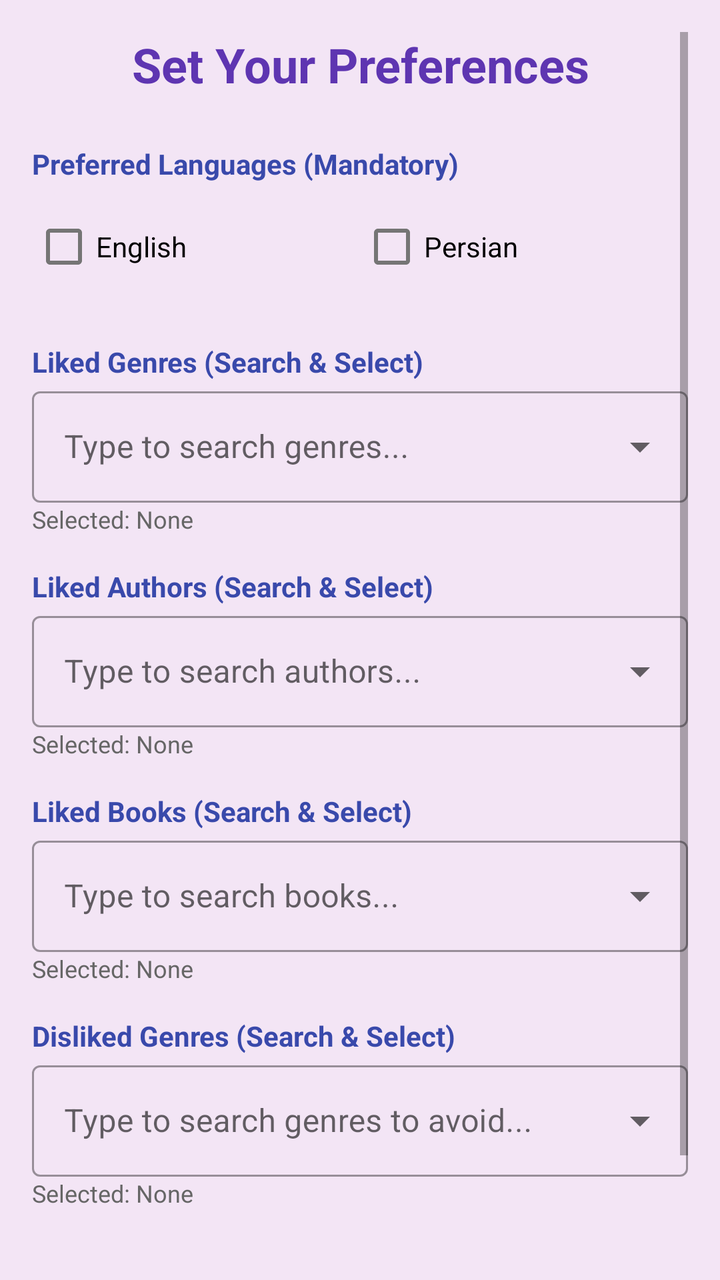
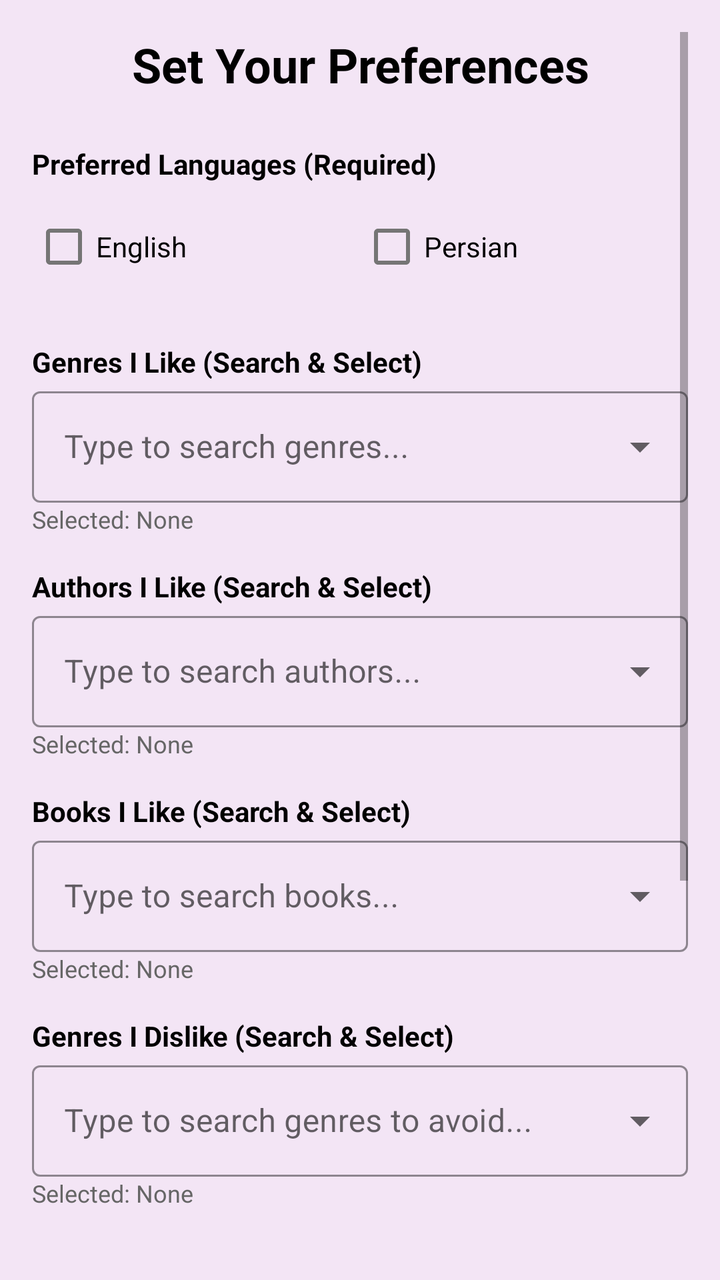

An Android layout rendered at two revisions. The XML below is the earlier revision; the diff shows what the commit changed to produce the second picture.
<!-- AndroidManifest.xml: application theme Theme.BookRecommender -->
<!-- res/layout/activity_preference.xml -->
<?xml version="1.0" encoding="utf-8"?>
<ScrollView xmlns:android="http://schemas.android.com/apk/res/android"
    android:layout_width="match_parent"
    android:layout_height="match_parent"
    android:background="@color/soft_purple"
    android:fillViewport="true"
    android:padding="16dp">

    <LinearLayout
        android:layout_width="match_parent"
        android:layout_height="wrap_content"
        android:orientation="vertical">

        <TextView
            android:layout_width="match_parent"
            android:layout_height="wrap_content"
            android:text="Set Your Preferences"
            android:textSize="24sp"
            android:textStyle="bold"
            android:textColor="@color/primary_purple"
            android:gravity="center"
            android:layout_marginBottom="24dp" />

        
        <TextView
            android:layout_width="wrap_content"
            android:layout_height="wrap_content"
            android:text="Preferred Languages (Mandatory)"
            android:textStyle="bold"
            android:textColor="@color/primary_blue"
            android:layout_marginBottom="8dp"/>

        <LinearLayout
            android:layout_width="match_parent"
            android:layout_height="wrap_content"
            android:orientation="horizontal"
            android:layout_marginBottom="16dp">
            <CheckBox
                android:id="@+id/chkEn"
                android:layout_width="0dp"
                android:layout_weight="1"
                android:layout_height="wrap_content"
                android:text="English" />
            <CheckBox
                android:id="@+id/chkFa"
                android:layout_width="0dp"
                android:layout_weight="1"
                android:layout_height="wrap_content"
                android:text="Persian" />
        </LinearLayout>

        
        <TextView
            android:layout_width="wrap_content"
            android:layout_height="wrap_content"
            android:text="Liked Genres (Search &amp; Select)"
            android:textStyle="bold"
            android:textColor="@color/primary_blue"
            android:layout_marginTop="8dp"/>

        <com.google.android.material.textfield.TextInputLayout
            style="@style/Widget.MaterialComponents.TextInputLayout.OutlinedBox.ExposedDropdownMenu"
            android:layout_width="match_parent"
            android:layout_height="wrap_content"
            android:hint="Type to search genres...">
            <AutoCompleteTextView
                android:id="@+id/actvLikedGenres"
                android:layout_width="match_parent"
                android:layout_height="wrap_content"
                android:inputType="text" />
        </com.google.android.material.textfield.TextInputLayout>
        <TextView
            android:id="@+id/tvSelectedLikedGenres"
            android:layout_width="match_parent"
            android:layout_height="wrap_content"
            android:text="Selected: None"
            android:textSize="12sp"
            android:textColor="@color/gray_text"
            android:layout_marginBottom="16dp"/>

        
        <TextView
            android:layout_width="wrap_content"
            android:layout_height="wrap_content"
            android:text="Liked Authors (Search &amp; Select)"
            android:textStyle="bold"
            android:textColor="@color/primary_blue"/>

        <com.google.android.material.textfield.TextInputLayout
            style="@style/Widget.MaterialComponents.TextInputLayout.OutlinedBox.ExposedDropdownMenu"
            android:layout_width="match_parent"
            android:layout_height="wrap_content"
            android:hint="Type to search authors...">
            <AutoCompleteTextView
                android:id="@+id/actvLikedAuthors"
                android:layout_width="match_parent"
                android:layout_height="wrap_content"
                android:inputType="text" />
        </com.google.android.material.textfield.TextInputLayout>
        <TextView
            android:id="@+id/tvSelectedLikedAuthors"
            android:layout_width="match_parent"
            android:layout_height="wrap_content"
            android:text="Selected: None"
            android:textSize="12sp"
            android:textColor="@color/gray_text"
            android:layout_marginBottom="16dp"/>

        
        <TextView
            android:layout_width="wrap_content"
            android:layout_height="wrap_content"
            android:text="Liked Books (Search &amp; Select)"
            android:textStyle="bold"
            android:textColor="@color/primary_blue"/>

        <com.google.android.material.textfield.TextInputLayout
            style="@style/Widget.MaterialComponents.TextInputLayout.OutlinedBox.ExposedDropdownMenu"
            android:layout_width="match_parent"
            android:layout_height="wrap_content"
            android:hint="Type to search books...">
            <AutoCompleteTextView
                android:id="@+id/actvLikedBooks"
                android:layout_width="match_parent"
                android:layout_height="wrap_content"
                android:inputType="text" />
        </com.google.android.material.textfield.TextInputLayout>
        <TextView
            android:id="@+id/tvSelectedLikedBooks"
            android:layout_width="match_parent"
            android:layout_height="wrap_content"
            android:text="Selected: None"
            android:textSize="12sp"
            android:textColor="@color/gray_text"
            android:layout_marginBottom="16dp"/>

        
        <TextView
            android:layout_width="wrap_content"
            android:layout_height="wrap_content"
            android:text="Disliked Genres (Search &amp; Select)"
            android:textStyle="bold"
            android:textColor="@color/primary_blue"/>

        <com.google.android.material.textfield.TextInputLayout
            style="@style/Widget.MaterialComponents.TextInputLayout.OutlinedBox.ExposedDropdownMenu"
            android:layout_width="match_parent"
            android:layout_height="wrap_content"
            android:hint="Type to search genres to avoid...">
            <AutoCompleteTextView
                android:id="@+id/actvDislikedGenres"
                android:layout_width="match_parent"
                android:layout_height="wrap_content"
                android:inputType="text" />
        </com.google.android.material.textfield.TextInputLayout>
        <TextView
            android:id="@+id/tvSelectedDislikedGenres"
            android:layout_width="match_parent"
            android:layout_height="wrap_content"
            android:text="Selected: None"
            android:textSize="12sp"
            android:textColor="@color/gray_text"
            android:layout_marginBottom="16dp"/>

        
        <Button
            android:id="@+id/btnSaveAndRecommend"
            android:layout_width="match_parent"
            android:layout_height="wrap_content"
            android:text="Save &amp; Get Recommendations"
            android:backgroundTint="@color/primary_purple"
            android:textColor="@color/white"
            android:layout_marginTop="24dp" />

        <ProgressBar
            android:id="@+id/progressBar"
            android:layout_width="wrap_content"
            android:layout_height="wrap_content"
            android:layout_gravity="center"
            android:visibility="gone"
            android:indeterminateTint="@color/primary_purple"
            android:layout_marginTop="16dp" />

    </LinearLayout>
</ScrollView>
<!-- resources referenced by this layout -->
<resources>
  <color name="gray_text">#666666</color>
  <color name="primary_blue">#3949AB</color>
  <color name="primary_purple">#5E35B1</color>
  <color name="soft_purple">#F3E5F5</color>
  <color name="white">#FFFFFFFF</color>
  <style name="Theme.BookRecommender" parent="Theme.MaterialComponents.DayNight.NoActionBar">
          
          <item name="colorPrimary">@color/primary_purple</item>
          <item name="colorPrimaryVariant">@color/primary_blue</item>
          <item name="colorOnPrimary">@color/white</item>
          
          <item name="colorSecondary">@color/primary_blue</item>
          <item name="colorSecondaryVariant">@color/primary_purple</item>
          <item name="colorOnSecondary">@color/white</item>
          
          <item name="android:statusBarColor" tools:targetApi="l">@color/primary_purple</item>
          
      </style>
</resources>

<!-- the commit's change to res/layout/activity_preference.xml (unified diff, before → after) -->
@@ -1,5 +1,6 @@
 <?xml version="1.0" encoding="utf-8"?>
 <ScrollView xmlns:android="http://schemas.android.com/apk/res/android"
+    xmlns:app="http://schemas.android.com/apk/res-auto"
     android:layout_width="match_parent"
     android:layout_height="match_parent"
     android:background="@color/soft_purple"
@@ -17,7 +18,7 @@
             android:text="Set Your Preferences"
             android:textSize="24sp"
             android:textStyle="bold"
-            android:textColor="@color/primary_purple"
+            android:textColor="@color/black"
             android:gravity="center"
             android:layout_marginBottom="24dp" />
 
@@ -25,9 +26,9 @@
         <TextView
             android:layout_width="wrap_content"
             android:layout_height="wrap_content"
-            android:text="Preferred Languages (Mandatory)"
-            android:textStyle="bold"
-            android:textColor="@color/primary_blue"
+            android:text="Preferred Languages (Required)"
+            android:textStyle="bold"
+            android:textColor="@color/black"
             android:layout_marginBottom="8dp"/>
 
         <LinearLayout
@@ -40,34 +41,39 @@
                 android:layout_width="0dp"
                 android:layout_weight="1"
                 android:layout_height="wrap_content"
-                android:text="English" />
+                android:text="English"
+                android:textColor="@color/black"/>
             <CheckBox
                 android:id="@+id/chkFa"
                 android:layout_width="0dp"
                 android:layout_weight="1"
                 android:layout_height="wrap_content"
-                android:text="Persian" />
+                android:text="Persian"
+                android:textColor="@color/black" />
         </LinearLayout>
 
         
         <TextView
             android:layout_width="wrap_content"
             android:layout_height="wrap_content"
-            android:text="Liked Genres (Search &amp; Select)"
-            android:textStyle="bold"
-            android:textColor="@color/primary_blue"
+            android:text="Genres I Like (Search &amp; Select)"
+            android:textStyle="bold"
+            android:textColor="@color/black"
             android:layout_marginTop="8dp"/>
 
         <com.google.android.material.textfield.TextInputLayout
             style="@style/Widget.MaterialComponents.TextInputLayout.OutlinedBox.ExposedDropdownMenu"
             android:layout_width="match_parent"
             android:layout_height="wrap_content"
-            android:hint="Type to search genres...">
+            android:hint="Type to search genres..."
+            app:boxStrokeColor="@color/primary_purple"
+            app:hintTextColor="@color/primary_purple">
             <AutoCompleteTextView
                 android:id="@+id/actvLikedGenres"
                 android:layout_width="match_parent"
                 android:layout_height="wrap_content"
-                android:inputType="text" />
+                android:inputType="text"
+                android:textColor="@color/black" />
         </com.google.android.material.textfield.TextInputLayout>
         <TextView
             android:id="@+id/tvSelectedLikedGenres"
@@ -82,20 +88,23 @@
         <TextView
             android:layout_width="wrap_content"
             android:layout_height="wrap_content"
-            android:text="Liked Authors (Search &amp; Select)"
-            android:textStyle="bold"
-            android:textColor="@color/primary_blue"/>
-
-        <com.google.android.material.textfield.TextInputLayout
-            style="@style/Widget.MaterialComponents.TextInputLayout.OutlinedBox.ExposedDropdownMenu"
-            android:layout_width="match_parent"
-            android:layout_height="wrap_content"
-            android:hint="Type to search authors...">
+            android:text="Authors I Like (Search &amp; Select)"
+            android:textStyle="bold"
+            android:textColor="@color/black"/>
+
+        <com.google.android.material.textfield.TextInputLayout
+            style="@style/Widget.MaterialComponents.TextInputLayout.OutlinedBox.ExposedDropdownMenu"
+            android:layout_width="match_parent"
+            android:layout_height="wrap_content"
+            android:hint="Type to search authors..."
+            app:boxStrokeColor="@color/primary_purple"
+            app:hintTextColor="@color/primary_purple">
             <AutoCompleteTextView
                 android:id="@+id/actvLikedAuthors"
                 android:layout_width="match_parent"
                 android:layout_height="wrap_content"
-                android:inputType="text" />
+                android:inputType="text"
+                android:textColor="@color/black" />
         </com.google.android.material.textfield.TextInputLayout>
         <TextView
             android:id="@+id/tvSelectedLikedAuthors"
@@ -110,20 +119,23 @@
         <TextView
             android:layout_width="wrap_content"
             android:layout_height="wrap_content"
-            android:text="Liked Books (Search &amp; Select)"
-            android:textStyle="bold"
-            android:textColor="@color/primary_blue"/>
-
-        <com.google.android.material.textfield.TextInputLayout
-            style="@style/Widget.MaterialComponents.TextInputLayout.OutlinedBox.ExposedDropdownMenu"
-            android:layout_width="match_parent"
-            android:layout_height="wrap_content"
-            android:hint="Type to search books...">
+            android:text="Books I Like (Search &amp; Select)"
+            android:textStyle="bold"
+            android:textColor="@color/black"/>
+
+        <com.google.android.material.textfield.TextInputLayout
+            style="@style/Widget.MaterialComponents.TextInputLayout.OutlinedBox.ExposedDropdownMenu"
+            android:layout_width="match_parent"
+            android:layout_height="wrap_content"
+            android:hint="Type to search books..."
+            app:boxStrokeColor="@color/primary_purple"
+            app:hintTextColor="@color/primary_purple">
             <AutoCompleteTextView
                 android:id="@+id/actvLikedBooks"
                 android:layout_width="match_parent"
                 android:layout_height="wrap_content"
-                android:inputType="text" />
+                android:inputType="text"
+                android:textColor="@color/black" />
         </com.google.android.material.textfield.TextInputLayout>
         <TextView
             android:id="@+id/tvSelectedLikedBooks"
@@ -138,23 +150,88 @@
         <TextView
             android:layout_width="wrap_content"
             android:layout_height="wrap_content"
-            android:text="Disliked Genres (Search &amp; Select)"
-            android:textStyle="bold"
-            android:textColor="@color/primary_blue"/>
-
-        <com.google.android.material.textfield.TextInputLayout
-            style="@style/Widget.MaterialComponents.TextInputLayout.OutlinedBox.ExposedDropdownMenu"
-            android:layout_width="match_parent"
-            android:layout_height="wrap_content"
-            android:hint="Type to search genres to avoid...">
+            android:text="Genres I Dislike (Search &amp; Select)"
+            android:textStyle="bold"
+            android:textColor="@color/black"/>
+
+        <com.google.android.material.textfield.TextInputLayout
+            style="@style/Widget.MaterialComponents.TextInputLayout.OutlinedBox.ExposedDropdownMenu"
+            android:layout_width="match_parent"
+            android:layout_height="wrap_content"
+            android:hint="Type to search genres to avoid..."
+            app:boxStrokeColor="#F44336"
+            app:hintTextColor="#F44336">
             <AutoCompleteTextView
                 android:id="@+id/actvDislikedGenres"
                 android:layout_width="match_parent"
                 android:layout_height="wrap_content"
-                android:inputType="text" />
+                android:inputType="text"
+                android:textColor="@color/black" />
         </com.google.android.material.textfield.TextInputLayout>
         <TextView
             android:id="@+id/tvSelectedDislikedGenres"
+            android:layout_width="match_parent"
+            android:layout_height="wrap_content"
+            android:text="Selected: None"
+            android:textSize="12sp"
+            android:textColor="@color/gray_text"
+            android:layout_marginBottom="16dp"/>
+
+        
+        <TextView
+            android:layout_width="wrap_content"
+            android:layout_height="wrap_content"
+            android:text="Authors I Dislike (Search &amp; Select)"
+            android:textStyle="bold"
+            android:textColor="@color/black"/>
+
+        <com.google.android.material.textfield.TextInputLayout
+            style="@style/Widget.MaterialComponents.TextInputLayout.OutlinedBox.ExposedDropdownMenu"
+            android:layout_width="match_parent"
+            android:layout_height="wrap_content"
+            android:hint="Type to search authors to avoid..."
+            app:boxStrokeColor="#F44336"
+            app:hintTextColor="#F44336">
+            <AutoCompleteTextView
+                android:id="@+id/actvDislikedAuthors"
+                android:layout_width="match_parent"
+                android:layout_height="wrap_content"
+                android:inputType="text"
+                android:textColor="@color/black" />
+        </com.google.android.material.textfield.TextInputLayout>
+        <TextView
+            android:id="@+id/tvSelectedDislikedAuthors"
+            android:layout_width="match_parent"
+            android:layout_height="wrap_content"
+            android:text="Selected: None"
+            android:textSize="12sp"
+            android:textColor="@color/gray_text"
+            android:layout_marginBottom="16dp"/>
+
+        
+        <TextView
+            android:layout_width="wrap_content"
+            android:layout_height="wrap_content"
+            android:text="Books I Dislike (Search &amp; Select)"
+            android:textStyle="bold"
+            android:textColor="@color/black"/>
+
+        <com.google.android.material.textfield.TextInputLayout
+            style="@style/Widget.MaterialComponents.TextInputLayout.OutlinedBox.ExposedDropdownMenu"
+            android:layout_width="match_parent"
+            android:layout_height="wrap_content"
+            android:hint="Type to search books to avoid..."
+            app:boxStrokeColor="#F44336"
+            app:hintTextColor="#F44336">
+            <AutoCompleteTextView
+                android:id="@+id/actvDislikedBooks"
+                android:layout_width="match_parent"
+                android:layout_height="wrap_content"
+                android:inputType="text"
+                android:textColor="@color/black" />
+        </com.google.android.material.textfield.TextInputLayout>
+        <TextView
+            android:id="@+id/tvSelectedDislikedBooks"
             android:layout_width="match_parent"
             android:layout_height="wrap_content"
             android:text="Selected: None"
@@ -169,7 +246,7 @@
             android:layout_height="wrap_content"
             android:text="Save &amp; Get Recommendations"
             android:backgroundTint="@color/primary_purple"
-            android:textColor="@color/white"
+            android:textColor="@color/gray_text"
             android:layout_marginTop="24dp" />
 
         <ProgressBar
<!-- resource entries referenced after the edit -->
@@ -1,5 +1,6 @@
 <!-- resources referenced by this layout -->
 <resources>
+  <color name="black">#FF000000</color>
   <color name="gray_text">#666666</color>
   <color name="primary_blue">#3949AB</color>
   <color name="primary_purple">#5E35B1</color>
